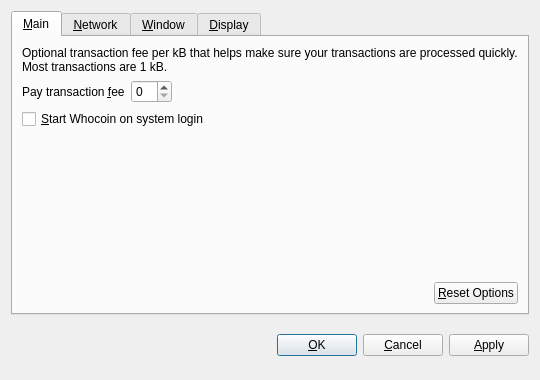
whocoin/whocoin, file src/qt/forms/optionsdialog.ui: the form before one commit.
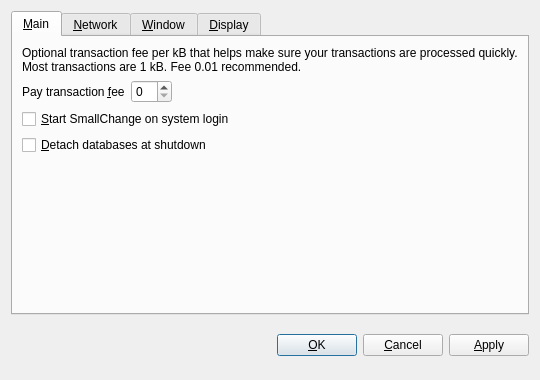
The form after the commit. The open tabs and pages were chosen to show the change. Custom widgets are drawn as their Qt base class.

Commit message: Moved from Lite to Small

Patch:
```diff
--- a/src/qt/forms/optionsdialog.ui
+++ b/src/qt/forms/optionsdialog.ui
@@ -33,7 +33,7 @@
        <item>
         <widget class="QLabel" name="transactionFeeInfoLabel">
          <property name="text">
-          <string>Optional transaction fee per kB that helps make sure your transactions are processed quickly. Most transactions are 1 kB.</string>
+          <string>Optional transaction fee per kB that helps make sure your transactions are processed quickly. Most transactions are 1 kB. Fee 0.01 recommended.</string>
          </property>
          <property name="textFormat">
           <enum>Qt::PlainText</enum>
@@ -82,7 +82,17 @@
           <string>Automatically start Whocoin after logging in to the system.</string>
          </property>
          <property name="text">
-          <string>&amp;Start Whocoin on system login</string>
+          <string>&amp;Start SmallChange on system login</string>
+         </property>
+        </widget>
+       </item>
+       <item>
+        <widget class="QCheckBox" name="detachDatabases">
+         <property name="toolTip">
+          <string>Detach block and address databases at shutdown. This means they can be moved to another data directory, but it slows down shutdown. The wallet is always detached.</string>
+         </property>
+         <property name="text">
+          <string>&amp;Detach databases at shutdown</string>
          </property>
         </widget>
        </item>
@@ -99,36 +109,6 @@
          </property>
         </spacer>
        </item>
-       <item>
-        <layout class="QHBoxLayout" name="horizontalLayout_2_Main">
-         <item>
-          <spacer name="horizontalSpacer_2_Main">
-           <property name="orientation">
-            <enum>Qt::Horizontal</enum>
-           </property>
-           <property name="sizeHint" stdset="0">
-            <size>
-             <width>40</width>
-             <height>20</height>
-            </size>
-           </property>
-          </spacer>
-         </item>
-         <item>
-          <widget class="QPushButton" name="resetButton">
-           <property name="toolTip">
-            <string>Reset all client options to default.</string>
-           </property>
-           <property name="text">
-            <string>&amp;Reset Options</string>
-           </property>
-           <property name="autoDefault">
-            <bool>false</bool>
-           </property>
-          </widget>
-         </item>
-        </layout>
-       </item>
       </layout>
      </widget>
      <widget class="QWidget" name="tabNetwork">
```
Left out of the diff: 32 changed lines with no effect on the pictures. The commit also changes 508 other files.
